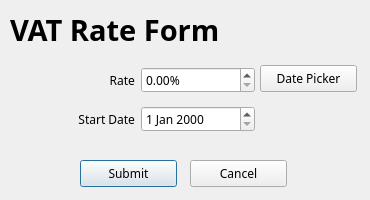
supermaximo93/Computing_Project, file dialogs/vatrate/VatRateForm.ui: the form before one commit.
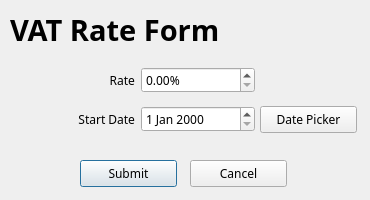
The form after the commit.

The edit to the form file:
```diff
--- a/dialogs/vatrate/VatRateForm.ui
+++ b/dialogs/vatrate/VatRateForm.ui
@@ -71,7 +71,7 @@
    <property name="geometry">
     <rect>
      <x>260</x>
-     <y>65</y>
+     <y>106</y>
      <width>97</width>
      <height>27</height>
     </rect>
```
